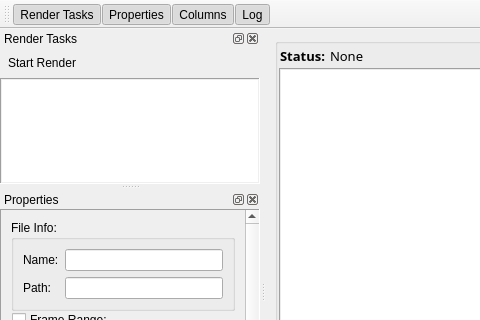
Before: the Qt Designer form uis/winMain.ui in kaymatrix/lra, drawn with Qt 5; both pictures show x 0 to 480 and y 0 to 320 of the 800 by 791 pixel window.
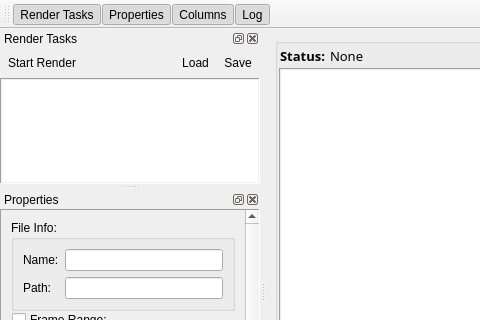
After: the same form once the commit is applied.

Commit message: save load list

Diff of the .ui file:
```diff
--- a/uis/winMain.ui
+++ b/uis/winMain.ui
@@ -195,6 +195,32 @@
           </property>
          </spacer>
         </item>
+        <item row="0" column="3">
+         <widget class="QToolButton" name="btnRTaskSave">
+          <property name="text">
+           <string>Save</string>
+          </property>
+          <property name="toolButtonStyle">
+           <enum>Qt::ToolButtonTextBesideIcon</enum>
+          </property>
+          <property name="autoRaise">
+           <bool>true</bool>
+          </property>
+         </widget>
+        </item>
+        <item row="0" column="2">
+         <widget class="QToolButton" name="btnRTaskLoad">
+          <property name="text">
+           <string>Load</string>
+          </property>
+          <property name="toolButtonStyle">
+           <enum>Qt::ToolButtonTextBesideIcon</enum>
+          </property>
+          <property name="autoRaise">
+           <bool>true</bool>
+          </property>
+         </widget>
+        </item>
        </layout>
       </widget>
      </item>
```
Left out of the diff: 4 changed lines with no effect on the pictures. The commit also changes 8 other files.
